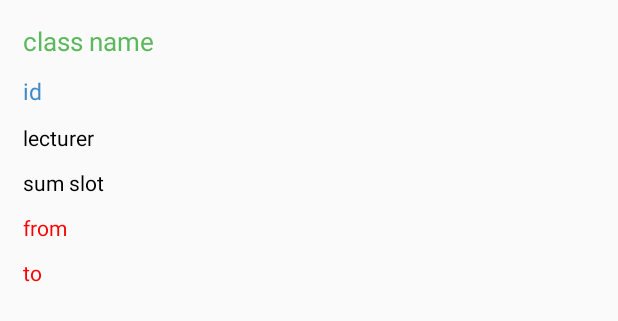
After one commit to mondec2112/AndroidProjects, an Android app: the layout dialog_class_detail.xml on its own in the app's theme, with its tools: preview values and no code run, on a phone screen of 412 x 824 dp. The commit adds this screen. Shown: the top 321 px of the screen. Run offline under Robolectric (Android 15) with nearby library versions, the phone set to English and light mode, and no system bars.

Commit message:
added dialog for timetable

```diff
--- /dev/null
+++ b/app/src/main/res/layout/dialog_class_detail.xml
@@ -0,0 +1,57 @@
+<?xml version="1.0" encoding="utf-8"?>
+<LinearLayout xmlns:android="http://schemas.android.com/apk/res/android"
+    android:orientation="vertical" android:layout_width="match_parent"
+    android:layout_height="match_parent"
+    android:padding="10dp">
+
+    <TextView
+        android:layout_width="wrap_content"
+        android:layout_height="wrap_content"
+        android:id="@+id/tv_dialog_class_name"
+        android:text="class name"
+        android:textSize="17sp"
+        android:textColor="@color/color_green"
+        android:padding="5dp"/>
+
+    <TextView
+        android:layout_width="wrap_content"
+        android:layout_height="wrap_content"
+        android:id="@+id/tv_dialog_class_id"
+        android:text="id"
+        android:textSize="15sp"
+        android:textColor="@color/color_blue"
+        android:padding="5dp"/>
+
+    <TextView
+        android:layout_width="wrap_content"
+        android:layout_height="wrap_content"
+        android:id="@+id/tv_dialog_class_lecturer"
+        android:text="lecturer"
+        android:textColor="@color/color_black"
+        android:padding="5dp"/>
+
+    <TextView
+        android:layout_width="wrap_content"
+        android:layout_height="wrap_content"
+        android:id="@+id/tv_dialog_class_sum_slot"
+        android:text="sum slot"
+        android:textColor="@color/color_black"
+        android:padding="5dp"/>
+
+    <TextView
+        android:layout_width="wrap_content"
+        android:layout_height="wrap_content"
+        android:id="@+id/tv_dialog_class_start"
+        android:text="from"
+        android:textColor="@color/color_red"
+        android:padding="5dp"/>
+
+    <TextView
+        android:layout_width="wrap_content"
+        android:layout_height="wrap_content"
+        android:id="@+id/tv_dialog_class_end"
+        android:text="to"
+        android:textColor="@color/color_red"
+        android:padding="5dp"/>
+
+</LinearLayout>
```
Also changed, not shown: app/src/main/java/com/example/monsanity/edusoft/container/Classes.java (+18 -0 lines), app/src/main/java/com/example/monsanity/edusoft/main/menu/timetable/TimetableFragment.java (+33 -2 lines), app/src/main/res/layout/fragment_profile.xml (+11 -5 lines).
